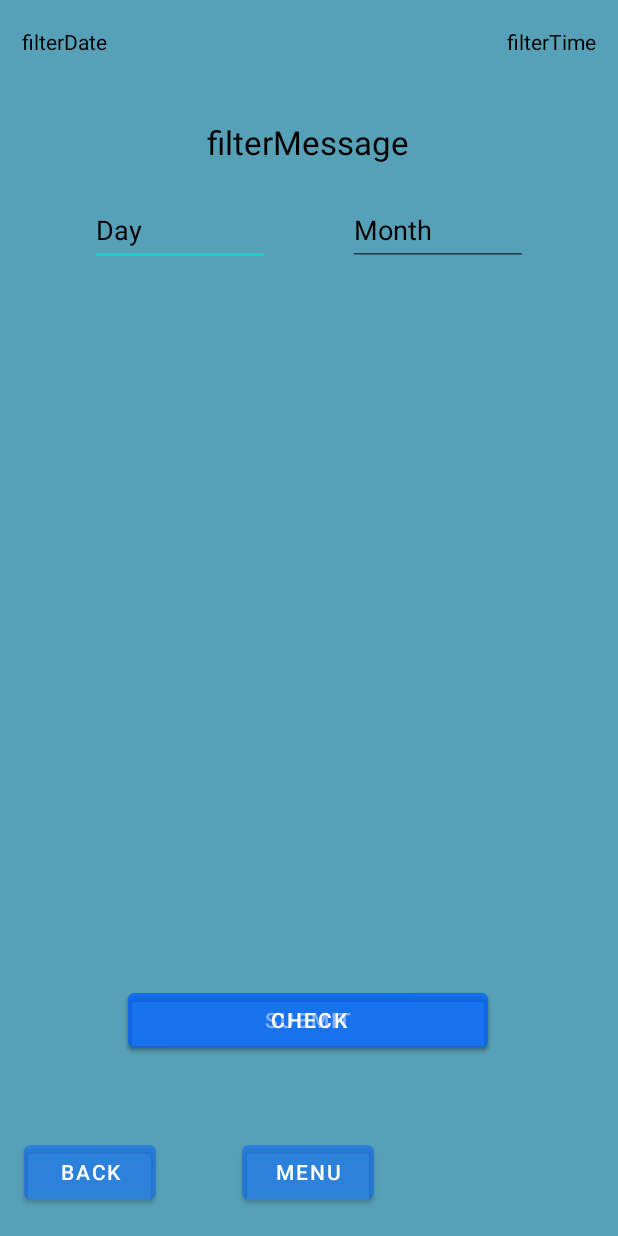
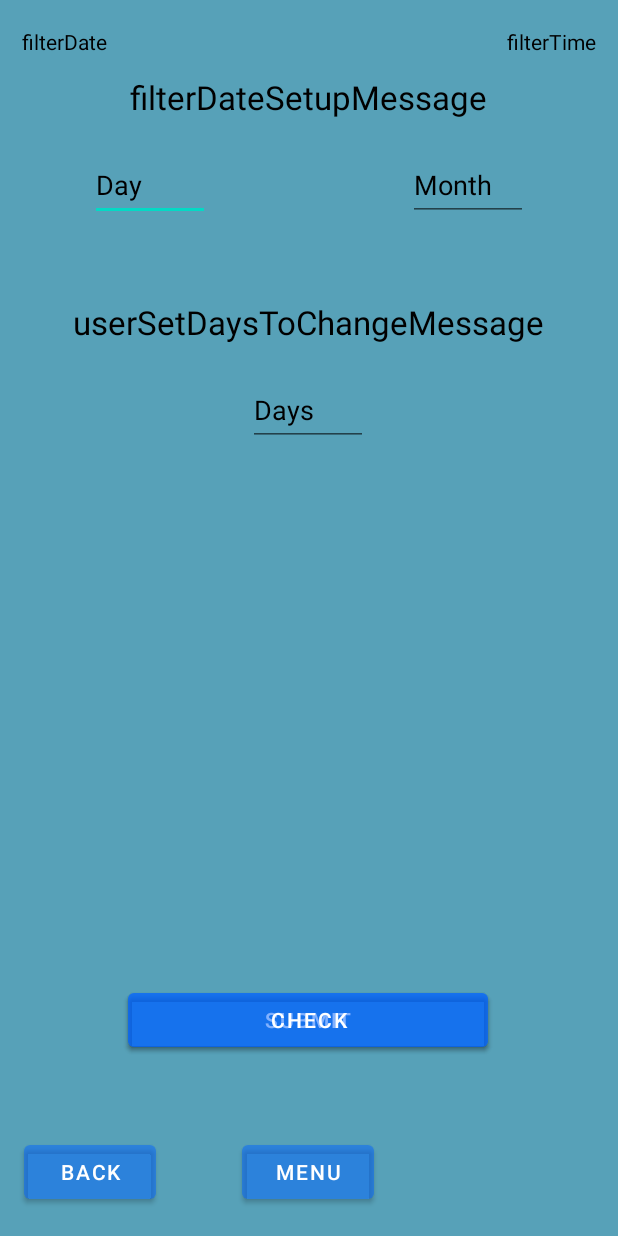
Before and after one commit to MateuszJendzul/BottleAppAndroid, an Android app: the layout filter_setup_layout.xml on its own in the app's theme, with its tools: preview values and no code run, on a phone screen of 412 x 824 dp. Run offline under Robolectric (Android 15) with nearby library versions, the phone set to English and light mode, and no system bars.

Commit message:
Created new input filterDaysToChangeInput to get custom user number which represents after how many days filter needs to be changed. Then changed channel1 notification to actually show how many days are left to change filter using previously set properties.

```diff
--- a/app/src/main/java/com/matis8571/bottleapp/ProfileSetupScreenActivity.java
+++ b/app/src/main/java/com/matis8571/bottleapp/ProfileSetupScreenActivity.java
@@ -35,7 +35,7 @@ public class ProfileSetupScreenActivity extends AppCompatActivity {
         setupToFilterSetupButton = (Button) findViewById(R.id.setupToFilterSetupButton);
         setupToMainButton = (Button) findViewById(R.id.setupToMainButton);
         submitButton = (Button) findViewById(R.id.submitChangesButton);
-        setupMessageText = (TextView) findViewById(R.id.setupMessage);
+        setupMessageText = (TextView) findViewById(R.id.profileMessage);
         profileSetupTimeText = (TextView) findViewById(R.id.profileSetupTime);
         profileSetupDateText = (TextView) findViewById(R.id.profileSetupDate);
         nameEdit = (EditText) findViewById(R.id.setupProfileName);
--- a/app/src/main/res/layout/filter_layout.xml
+++ b/app/src/main/res/layout/filter_setup_layout.xml
@@ -6,6 +6,21 @@
     android:layout_height="match_parent"
     android:background="#57A1B8"
     tools:context=".FilterSetupActivity">
+
+    <TextView
+        android:id="@+id/userSetDaysToChangeMessage"
+        android:layout_width="wrap_content"
+        android:layout_height="wrap_content"
+        android:layout_marginTop="200dp"
+        android:text="userSetDaysToChangeMessage"
+        android:textAppearance="@style/TextAppearance.AppCompat.Large"
+        android:textColor="@color/black"
+        app:layout_constraintBottom_toBottomOf="parent"
+        app:layout_constraintEnd_toEndOf="parent"
+        app:layout_constraintStart_toStartOf="parent"
+        app:layout_constraintTop_toTopOf="parent"
+        app:layout_constraintVertical_bias="0.0"
+        tools:ignore="HardcodedText" />
 
     <Button
         android:id="@+id/filterSetupBackButton"
@@ -51,7 +66,7 @@
         app:layout_constraintEnd_toEndOf="parent"
         app:layout_constraintHorizontal_bias="0.497"
         app:layout_constraintStart_toStartOf="parent"
-        app:layout_constraintTop_toBottomOf="@+id/filterStartDay"
+        app:layout_constraintTop_toBottomOf="@+id/filterStartDayInput"
         app:layout_constraintVertical_bias="1.0"
         tools:ignore="HardcodedText,DuplicateClickableBoundsCheck" />
 
@@ -67,7 +82,7 @@
         app:layout_constraintEnd_toEndOf="parent"
         app:layout_constraintHorizontal_bias="0.497"
         app:layout_constraintStart_toStartOf="parent"
-        app:layout_constraintTop_toBottomOf="@+id/filterStartDay"
+        app:layout_constraintTop_toBottomOf="@+id/filterStartDayInput"
         app:layout_constraintVertical_bias="1.0"
         tools:ignore="HardcodedText" />
 
@@ -102,11 +117,11 @@
         tools:ignore="HardcodedText" />
 
     <TextView
-        android:id="@+id/filterMessage"
+        android:id="@+id/filterDateSetupMessage"
         android:layout_width="wrap_content"
         android:layout_height="wrap_content"
-        android:layout_marginTop="80dp"
-        android:text="filterMessage"
+        android:layout_marginTop="50dp"
+        android:text="filterDateSetupMessage"
         android:textAppearance="@style/TextAppearance.AppCompat.Large"
         android:textColor="@color/black"
         app:layout_constraintBottom_toBottomOf="parent"
@@ -118,8 +133,8 @@
         tools:ignore="HardcodedText" />
 
     <EditText
-        android:id="@+id/filterStartDay"
-        android:layout_width="120dp"
+        android:id="@+id/filterStartDayInput"
+        android:layout_width="80dp"
         android:layout_height="48dp"
         android:layout_marginStart="60dp"
         android:layout_marginTop="20dp"
@@ -133,13 +148,32 @@
         app:layout_constraintEnd_toEndOf="parent"
         app:layout_constraintHorizontal_bias="0.0"
         app:layout_constraintStart_toStartOf="parent"
-        app:layout_constraintTop_toBottomOf="@+id/filterMessage"
+        app:layout_constraintTop_toBottomOf="@+id/filterDateSetupMessage"
         app:layout_constraintVertical_bias="0.0"
         tools:ignore="HardcodedText" />
 
     <EditText
-        android:id="@+id/filterStartMonth"
-        android:layout_width="120dp"
+        android:id="@+id/filterDaysToChangeInput"
+        android:layout_width="80dp"
+        android:layout_height="48dp"
+        android:layout_marginTop="20dp"
+        android:ems="10"
+        android:hint="Days"
+        android:importantForAutofill="no"
+        android:inputType="number"
+        android:text=""
+        android:textColorHint="@color/black"
+        app:layout_constraintBottom_toBottomOf="parent"
+        app:layout_constraintEnd_toEndOf="parent"
+        app:layout_constraintHorizontal_bias="0.498"
+        app:layout_constraintStart_toStartOf="parent"
+        app:layout_constraintTop_toBottomOf="@+id/userSetDaysToChangeMessage"
+        app:layout_constraintVertical_bias="0.0"
+        tools:ignore="HardcodedText" />
+
+    <EditText
+        android:id="@+id/filterStartMonthInput"
+        android:layout_width="80dp"
         android:layout_height="48dp"
         android:layout_marginTop="20dp"
         android:layout_marginEnd="60dp"
@@ -153,7 +187,7 @@
         app:layout_constraintEnd_toEndOf="parent"
         app:layout_constraintHorizontal_bias="1.0"
         app:layout_constraintStart_toStartOf="parent"
-        app:layout_constraintTop_toBottomOf="@+id/filterMessage"
+        app:layout_constraintTop_toBottomOf="@+id/filterDateSetupMessage"
         app:layout_constraintVertical_bias="0.0"
         tools:ignore="HardcodedText" />
 </androidx.constraintlayout.widget.ConstraintLayout>
--- a/app/src/main/res/layout/main_activity.xml
+++ b/app/src/main/res/layout/main_activity_screen.xml
@@ -12,7 +12,7 @@
         android:layout_width="wrap_content"
         android:layout_height="wrap_content"
         android:layout_marginStart="16dp"
-        android:layout_marginTop="80dp"
+        android:layout_marginTop="50dp"
         android:layout_marginEnd="16dp"
         android:layout_marginBottom="16dp"
         android:text="welcomeText"
--- a/app/src/main/res/layout/profile_setup_layout.xml
+++ b/app/src/main/res/layout/profile_setup_layout.xml
@@ -84,7 +84,7 @@
         app:layout_constraintEnd_toEndOf="parent"
         app:layout_constraintHorizontal_bias="0.49"
         app:layout_constraintStart_toStartOf="parent"
-        app:layout_constraintTop_toBottomOf="@+id/setupMessage"
+        app:layout_constraintTop_toBottomOf="@+id/profileMessage"
         app:layout_constraintVertical_bias="0.0"
         tools:ignore="HardcodedText" />
 
@@ -146,10 +146,10 @@
         tools:ignore="HardcodedText" />
 
     <TextView
-        android:id="@+id/setupMessage"
+        android:id="@+id/profileMessage"
         android:layout_width="wrap_content"
         android:layout_height="wrap_content"
-        android:layout_marginTop="80dp"
+        android:layout_marginTop="50dp"
         android:text="setupMessage"
         android:textAppearance="@style/TextAppearance.AppCompat.Large"
         android:textColor="@color/black"
```
Also changed, not shown: app/src/main/java/com/matis8571/bottleapp/FilterSetupActivity.java (+14 -8 lines), app/src/main/java/com/matis8571/bottleapp/MainActivity.java (+40 -6 lines), app/src/main/java/com/matis8571/bottleapp/ProfileScreenActivity.java (+27 -30 lines), app/src/main/res/layout/profile_screen.xml (+20 -5 lines).
